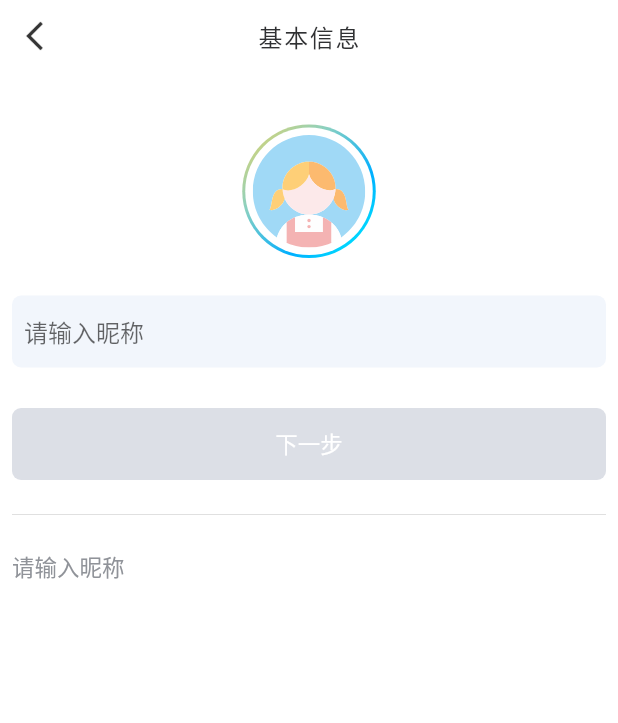
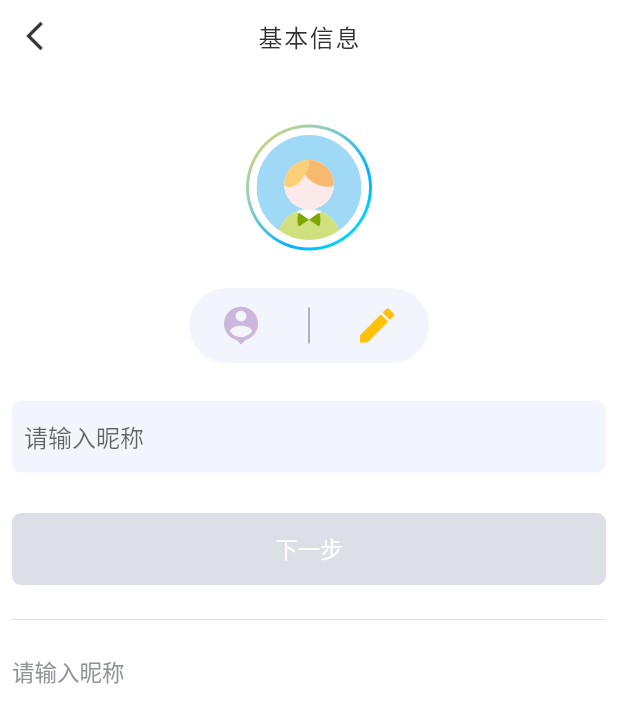
Before and after one commit to TreeLiked/walll, a Flutter app: the RegisterAccSetPage screen opened by its route, on a phone screen of 412 x 824 dp. Shown: the top 723 px of the screen. Run offline on Flutter 3.47's test engine with Material 2 defaults, Android fonts, the light colour scheme and no system bars; drawn by our look-alikes of keyboard_actions; our stand-ins replace animated_text_kit, cached_network_image, device_info, dio, fluro, flutter_cache_manager and 10 more; missing offline and left inert: common_utils, flustars, install_plugin, jpush_flutter, umeng_analytics_plugin; accounts and stored records are empty; network calls fail.

Commit message:
feature: 注册流程完成

```diff
--- a/lib/api/api_category.dart
+++ b/lib/api/api_category.dart
@@ -62,7 +62,7 @@ class Api {
   static const String API_CIRCLE_TWEET_LIST = Api.apiBaseAlUrl + "/circletweet/list.json";
 
   // sms
-  static const String API_SEND_VERIFICATION_CODE = apiBaseAlUrl + "/sms/send.do";
+  static const String apiSendVerificationCode = apiBaseAlUrl + "/sms/send.do";
   static const String apiCheckVerificationCode = apiBaseAlUrl + "/sms/check.do";
 
   // member start --------
@@ -80,9 +80,9 @@ class Api {
 
   static const String API_ACCOUNT_MOD_BASIC = apiBaseTrUrl + "/account/edit/basic.do";
 
-  static const String API_CHECK_NICK_REPEAT = apiBaseTrUrl + "/account/nickCheck.do";
+  static const String apiCheckNickRepeat = apiBaseTrUrl + "/account/nickCheck.do";
 
-  static const String API_REGISTER_BY_PHONE = apiBaseTrUrl + "/auth/rbp.do";
+  static const String registerByPhone = apiBaseTrUrl + "/auth/rbp.do";
 
   static const String apiLoginByPhone = apiBaseTrUrl + "/auth/lbp.do";
 
--- a/lib/constant/app_constant.dart
+++ b/lib/constant/app_constant.dart
@@ -3,10 +3,10 @@ class AppCst {
   static const String authHeaderVal = "Authorization";
 
   /// 版本信息
-  static const int versionIdAndroid = 32;
-  static const int versionIdIos = 31;
-  static const String versionRemarkAndroid = "2.9.1";
-  static const String versionRemarkIos = "2.9.1";
+  static const int versionIdAndroid = 40;
+  static const int versionIdIos = 40;
+  static const String versionRemarkAndroid = "4.0.0";
+  static const String versionRemarkIos = "4.0.0";
 
   static const String androidAppId = "com.iutr.wall";
 
--- a/lib/constant/color_constant.dart
+++ b/lib/constant/color_constant.dart
@@ -15,6 +15,7 @@ class Colours {
   static const Color holderFontColor = Color(0xFFC0C4CC);
 
   static const Color borderColorFirst = Color(0xFFF2F6FC);
+  // static const Color borderColorFirstDark = Color(0xFFF2F6FC);
   static const Color borderColorSecond = Color(0xFFDCDFE6);
   static const Color borderColorFirstDark = Color(0xff202122);
 
--- a/lib/constant/url_constant.dart
+++ b/lib/constant/url_constant.dart
@@ -4,7 +4,12 @@ class UrlCst {
   static const String appLaunchImg =
       "https://iutr-media.oss-cn-hangzhou.aliyuncs.com/almond-donuts/default/app_launch_img.png";
 
-
   static const String agreement = "https://almond-donuts.iutr.tech/terms.html";
   static const String share = "https://almond-donuts.iutr.tech/download.html";
+
+  static const String defaultMaleAvatar =
+      "https://iutr-media.oss-cn-hangzhou.aliyuncs.com/almond-donuts/default/default_male_avatar.png";
+
+  static const String defaultFemaleAvatar =
+      "https://iutr-media.oss-cn-hangzhou.aliyuncs.com/almond-donuts/default/default_female_avatar.png";
 }
--- a/lib/page/register/register_account_info_set.dart
+++ b/lib/page/register/register_account_info_set.dart
@@ -8,6 +8,7 @@ import 'package:wall/api/member_api.dart';
 import 'package:wall/config/routes/login_router.dart';
 import 'package:wall/constant/color_constant.dart';
 import 'package:wall/constant/gap_constant.dart';
+import 'package:wall/constant/url_constant.dart';
 import 'package:wall/model/biz/login/register_temp.dart';
 import 'package:wall/util/asset_util.dart';
 import 'package:wall/util/common_util.dart';
@@ -23,6 +24,8 @@ import 'package:wall/widget/common/my_app_bar.dart';
 import 'package:wall/widget/common/my_text_field_with_shadow.dart';
 
 class RegisterAccSetPage extends StatefulWidget {
+  const RegisterAccSetPage({Key? key}) : super(key: key);
+
   @override
   State<StatefulWidget> createState() {
     return _RegisterAccSetPageState();
@@ -36,6 +39,10 @@ class _RegisterAccSetPageState extends State<RegisterAccSetPage> {
   File? _avatarFile;
 
   bool _canGoNext = false;
+
+  String _svgMalePath = "crm/male_profile_default";
+  String _svgFemalePath = "crm/female_profile_default";
+  bool _isMale = true;
 
   @override
   void initState() {
@@ -62,14 +69,14 @@ class _RegisterAccSetPageState extends State<RegisterAccSetPage> {
         ),
         body: KeyboardActions(
           child: _buildBody(),
-          config: KeyboardActionsConfig(keyboardActionsPlatform: KeyboardActionsPlatform.IOS, actions: []),
+          config: KeyboardActionsConfig(keyboardActionsPlatform: KeyboardActionsPlatform.IOS, actions: [
+            // TODO action
+          ]),
         ));
   }
 
   _goChoiceAvatar() async {
-    print('111-------------------');
     bool hasPer = await PermissionUtil.checkAndRequestPhotos(context);
-    print('222-------------------$hasPer');
 
     if (!hasPer) {
       ToastUtil.showToast(context, "未获取相册权限");
@@ -132,13 +139,47 @@ class _RegisterAccSetPageState extends State<RegisterAccSetPage> {
                               color: isDark ? Colours.darkScaffoldColor : Colours.lightScaffoldColor,
                               shape: BoxShape.circle),
                           child: _avatarFile == null
-                              ? const LoadAssetSvg("crm/female_profile_default", width: 75)
+                              ? LoadAssetSvg(_isMale ? _svgMalePath : _svgFemalePath, width: 70)
                               : ClipOval(
                                   child: Image.file(_avatarFile!,
-                                      width: 75,
-                                      height: 75,
+                                      width: 70,
+                                      height: 70,
                                       fit: BoxFit.cover,
                                       repeat: ImageRepeat.noRepeat)))))),
+          Container(
+              alignment: Alignment.center,
+              child: Container(
+                  margin: const EdgeInsets.only(top: 25),
+                  width: 160,
+                  padding: const EdgeInsets.symmetric(vertical: 10.0),
+                  decoration: BoxDecoration(
+                      color: isDark ? Colours.borderColorFirstDark : Colours.borderColorFirst,
+                      borderRadius: BorderRadius.circular(25.0)),
+                  child: Row(mainAxisAlignment: MainAxisAlignment.center, children: [
+                    GestureDetector(
+                        child: Icon(Icons.person_pin,
+                            size: 30, color: !_isMale ? Colors.lightGreen : const Color(0xFFCDB6DD)),
+                        onTap: () {
+                          setState(() {
+                            _isMale = !_isMale;
+                          });
+                        }),
+                    Gaps.hGap30,
+                    Gaps.vLine,
+                    Gaps.hGap30,
+                    GestureDetector(
+                        child: Icon(_avatarFile == null ? Icons.edit : Icons.water_damage_outlined,
+                            size: 30, color: Colors.amber),
+                        onTap: () {
+                          if (_avatarFile == null) {
+                            _goChoiceAvatar();
+                            return;
+                          }
+                          setState(() {
+                            _avatarFile = null;
+                          });
+                        })
+                  ]))),
           Container(
             decoration: BoxDecoration(
                 // color: !isDark ? Color(0xfff7f8f8) : Colours.dark_bg_color_darker,
@@ -151,9 +192,6 @@ class _RegisterAccSetPageState extends State<RegisterAccSetPage> {
                 Expanded(
                   child: MyShadowTextField(
                     focusNode: _nodeText1,
-                    // config: Utils.getKeyboardActionsConfig(context, [
-                    //   _nodeText1,
-                    // ]),
                     bgColor: Colors.transparent,
                     controller: _nickController,
                     maxLength: 16,
@@ -209,8 +247,14 @@ class _RegisterAccSetPageState extends State<RegisterAccSetPage> {
         ToastUtil.showToast(context, '昵称重复了，换一个试试吧');
       } else {
         RegTemp.nick = nick;
-        String? url =
-            await OssUtil.uploadImage(_avatarFile!.path, _avatarFile!.readAsBytesSync(), OssUtil.destAvatar);
+
+        String? url;
+        if (_avatarFile == null) {
+          url = _isMale ? UrlCst.defaultMaleAvatar : UrlCst.defaultFemaleAvatar;
+        } else {
+          url = await OssUtil.uploadImage(
+              _avatarFile!.path, _avatarFile!.readAsBytesSync(), OssUtil.destAvatar);
+        }
         NavigatorUtils.goBack(context);
         if (url != null) {
           RegTemp.avatarUrl = url;
--- a/lib/page/splash_page.dart
+++ b/lib/page/splash_page.dart
@@ -104,7 +104,7 @@ class _SplashPageState extends State<SplashPage> {
   // }
 
   void _initSplash() {
-    _subscription = TimerStream("", const Duration(milliseconds: 2000)).listen((_) async {
+    _subscription = TimerStream("", const Duration(milliseconds: 1000)).listen((_) async {
       String storageToken = SpUtil.getString(SharedCst.localAccountToken, defValue: '')!;
 
       LogUtil.v("- - - 执行登录 - - -, storageToken: $storageToken", tag: _tag);
--- a/lib/util/common_util.dart
+++ b/lib/util/common_util.dart
@@ -2,6 +2,7 @@ import 'package:flutter/cupertino.dart';
 import 'package:flutter/material.dart';
 import 'package:flutter_screenutil/flutter_screenutil.dart';
 import 'package:flutter_spinkit/flutter_spinkit.dart';
+import 'package:wall/constant/color_constant.dart';
 import 'package:wall/constant/size_constant.dart';
 import 'package:wall/util/str_util.dart';
 import 'package:wall/util/theme_util.dart';
@@ -80,7 +81,7 @@ class Util {
 
   static List<Widget> _renderLoadingList(BuildContext context, double size, String text) {
     List<Widget> list = [];
-    list.add(SpinKitChasingDots(color: Colors.lightBlueAccent, size: size));
+    list.add(SpinKitSpinningLines(color: Colours.actionClickable, size: size,itemCount: 3));
     if (!StrUtil.isEmpty(text)) {
       list.add(Padding(
           padding: const EdgeInsets.all(5.0),
--- a/lib/widget/common/my_app_bar.dart
+++ b/lib/widget/common/my_app_bar.dart
@@ -90,8 +90,8 @@ class MyAppBar extends StatelessWidget implements PreferredSizeWidget {
                   right: 8.0,
                   child: Theme(
                       data: Theme.of(context).copyWith(
-                          buttonTheme: ButtonThemeData(
-                        padding: const EdgeInsets.symmetric(horizontal: 10.0),
+                          buttonTheme: const ButtonThemeData(
+                        padding: EdgeInsets.symmetric(horizontal: 10.0),
                         minWidth: 60.0,
                       )),
                       child: actionWidget ??
```
Also changed, not shown: lib/api/member_api.dart (+15 -25 lines), lib/api/university_api.dart (+8 -16 lines), lib/config/routes/login_router.dart (+7 -4 lines), lib/page/login/login_page.dart (+13 -63 lines), lib/page/register/register_org_sel.dart (added, +268 -0 lines), lib/util/http_util.dart (+22 -4 lines), lib/widget/common/button/my_text_btn.dart (+19 -20 lines), 2 other files.
